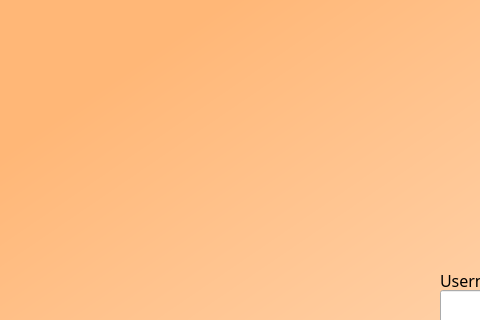
Qt form signup.ui (cnTalon/READ) before a commit; both pictures show x 0 to 480 and y 0 to 320 of the 1200 by 800 pixel window.
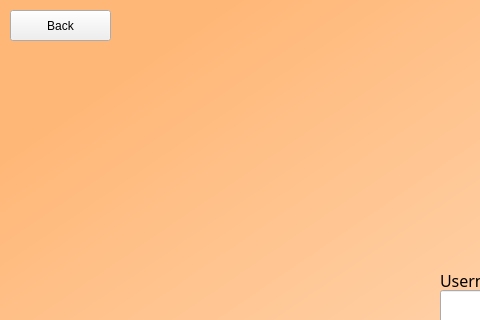
The same form after that commit.

The edit to the form file:
```diff
--- a/signup.ui
+++ b/signup.ui
@@ -219,6 +219,22 @@
      </item>
     </layout>
    </widget>
+   <widget class="QPushButton" name="backButton">
+    <property name="geometry">
+     <rect>
+      <x>10</x>
+      <y>10</y>
+      <width>101</width>
+      <height>31</height>
+     </rect>
+    </property>
+    <property name="styleSheet">
+     <string notr="true">font: 12pt &quot;DengXian&quot;;</string>
+    </property>
+    <property name="text">
+     <string>Back</string>
+    </property>
+   </widget>
   </widget>
  </widget>
  <resources/>
```
